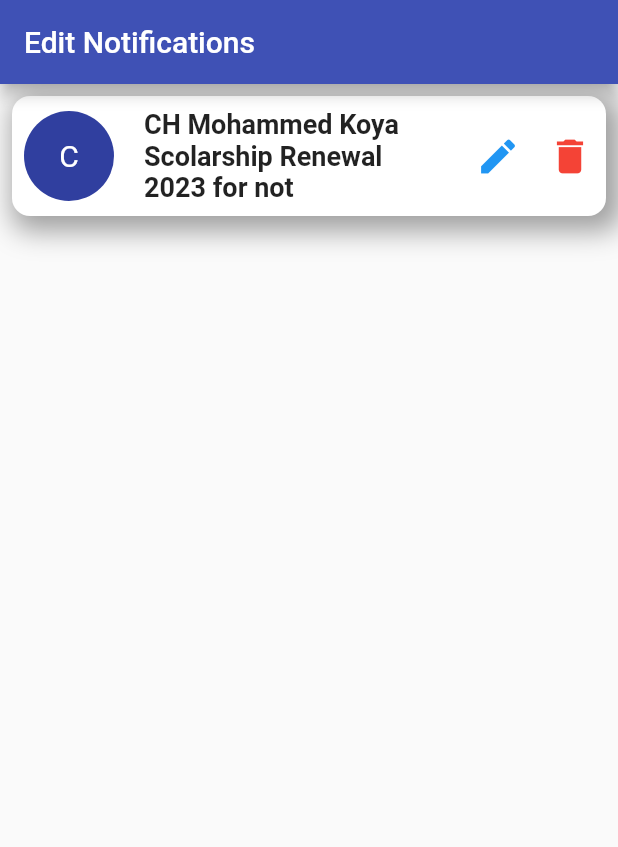
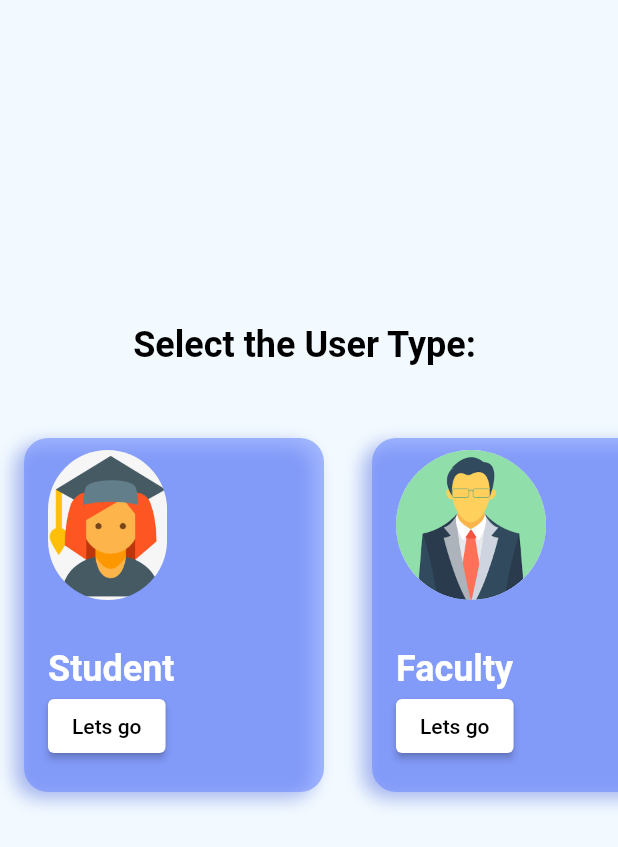
Before and after one commit to fathima-farhath/event_notifier, a Flutter app: the screen it shows after launch, on a phone screen of 412 x 824 dp. Shown: the top 847 px of the screen. Run offline on Flutter 3.47's test engine with Material 2 defaults, Android fonts, the phone set to English and light mode, and no system bars; our stand-ins replace flutter_spinkit, syncfusion_flutter_calendar.

Commit message:
farhus frst commit

```diff
--- a/lib/main.dart
+++ b/lib/main.dart
@@ -4,7 +4,7 @@ import 'package:flutter/material.dart';
 // import 'screens/feed.dart';
 // import 'screens/editevents.dart';
 import 'screens/editnotification.dart';
-
+import 'screens/splash.dart';
 
 void main() {
   runApp(const MyApp());
@@ -17,9 +17,8 @@ class MyApp extends StatelessWidget {
   Widget build(BuildContext context) {
     return MaterialApp(
       title: "Demo App",
-      home:EditNotifications(),
+      home: ScreenSplash(),
       theme: ThemeData(primarySwatch: Colors.indigo),
-      );
-
+    );
   }
 }
--- /dev/null
+++ b/lib/screens/datalist.dart
@@ -0,0 +1,5 @@
+var data = [
+  {"title": "Student", "image": "images/student.png"},
+  {"title": "Faculty", "image": "images/teacher.png"},
+  {"title": "Club", "image": "images/others.jfif"},
+];
--- /dev/null
+++ b/lib/screens/typeofuser.dart
@@ -0,0 +1,151 @@
+import 'package:flutter/src/widgets/framework.dart';
+import 'package:flutter/src/widgets/placeholder.dart';
+import 'package:flutter/material.dart';
+import 'package:flutter/rendering.dart';
+import 'datalist.dart';
+import 'calendar.dart';
+
+class ScreenUser extends StatefulWidget {
+  const ScreenUser({super.key});
+
+  @override
+  State<ScreenUser> createState() => _ScreenUserState();
+}
+
+class _ScreenUserState extends State<ScreenUser> {
+  var itemList = data;
+  var listScrollController = new ScrollController();
+  var scrollDirection = ScrollDirection.idle;
+
+  @override
+  void initState() {
+    listScrollController.addListener(() {
+      setState(() {
+        scrollDirection = listScrollController.position.userScrollDirection;
+      });
+    });
+    super.initState();
+  }
+
+  bool _scrollNotification(ScrollNotification notification) {
+    if (notification is ScrollEndNotification) {
+      setState(() {
+        scrollDirection = ScrollDirection.idle;
+      });
+    }
+    return true;
+  }
+
+  @override
+  Widget build(BuildContext context) {
+    return Scaffold(
+      backgroundColor: Color.fromARGB(255, 243, 250, 255),
+      body: Container(
+        child: Center(
+          child: Center(
+            child: Column(
+              children: [
+                const SizedBox(
+                  height: 200,
+                ),
+                Padding(
+                  padding: EdgeInsets.symmetric(vertical: 16),
+                  child: Text(
+                    'Select the User Type: ',
+                    style: TextStyle(
+                      color: Colors.black,
+                      fontSize: 24,
+                      fontWeight: FontWeight.bold,
+                    ),
+                  ),
+                ),
+                Container(
+                  height: 300,
+                  padding: EdgeInsets.symmetric(vertical: 16),
+                  child: NotificationListener<ScrollNotification>(
+                    onNotification: _scrollNotification,
+                    child: ListView(
+                      controller: listScrollController,
+                      scrollDirection: Axis.horizontal,
+                      children: data.map((item) {
+                        return AnimatedContainer(
+                          duration: Duration(milliseconds: 100),
+                          transform: Matrix4.rotationZ(
+                              scrollDirection == ScrollDirection.forward
+                                  ? 0.07
+                                  : scrollDirection == ScrollDirection.reverse
+                                      ? -0.07
+                                      : 0),
+                          width: 200,
+                          margin: EdgeInsets.symmetric(
+                              horizontal: 16, vertical: 16),
+                          padding:
+                              EdgeInsets.symmetric(horizontal: 16, vertical: 8),
+                          decoration: BoxDecoration(
+                              color: Color.fromARGB(147, 106, 136, 255),
+                              borderRadius: BorderRadius.circular(16),
+                              boxShadow: [
+                                BoxShadow(
+                                    color: Color.fromARGB(147, 109, 132, 226)
+                                        .withOpacity(0.6),
+                                    offset: Offset(-6, 4),
+                                    blurRadius: 10)
+                              ]),
+                          child: Column(
+                            mainAxisAlignment: MainAxisAlignment.start,
+                            crossAxisAlignment: CrossAxisAlignment.start,
+                            children: [
+                              ClipPath(
+                                clipper: ShapeBorderClipper(
+                                  shape: RoundedRectangleBorder(
+                                    borderRadius: BorderRadius.circular(110.0),
+                                  ),
+                                ),
+                                child: Image.asset(
+                                  item["image"].toString(),
+                                  height: 100,
+                                ),
+                              ),
+                              Padding(
+                                  padding: EdgeInsets.symmetric(vertical: 16)),
+                              Text(
+                                item['title'].toString(),
+                                style: TextStyle(
+                                    color: Colors.white,
+                                    fontSize: 24,
+                                    fontWeight: FontWeight.bold),
+                              ),
+                              ElevatedButton(
+                                style: ButtonStyle(
+                                  backgroundColor:
+                                      MaterialStateProperty.all<Color>(
+                                          Colors.white),
+                                  foregroundColor:
+                                      MaterialStateProperty.all<Color>(
+                                          Colors.black),
+                                ),
+                                onPressed: () {
+                                  Navigator.push(
+                                    context,
+                                    MaterialPageRoute(
+                                        builder: (context) =>
+                                             ScreenCalendar()),
+                                  );
+                                },
+                                child: Text('Lets go'),
+                              ),
+                            ],
+                          ),
+                        );
+                      }).toList(),
+                    ),
+                  ),
+                ),
+              ],
+            ),
+          ),
+        ),
+      ),
+    );
+  }
+}
```
Also changed, not shown: lib/screens/calendar.dart (added, +19 -0 lines), lib/screens/splash.dart (added, +96 -0 lines), pubspec.yaml (+7 -0 lines), images/student.png (added), images/teacher.png (added), pubspec.lock, 4 other files.
